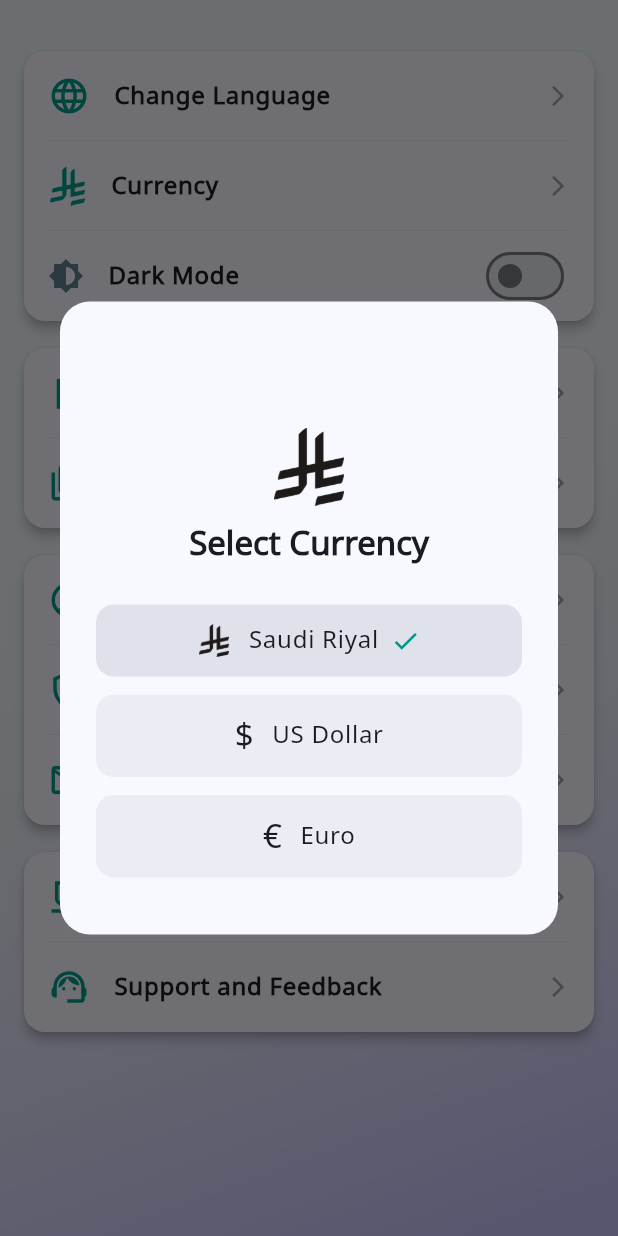
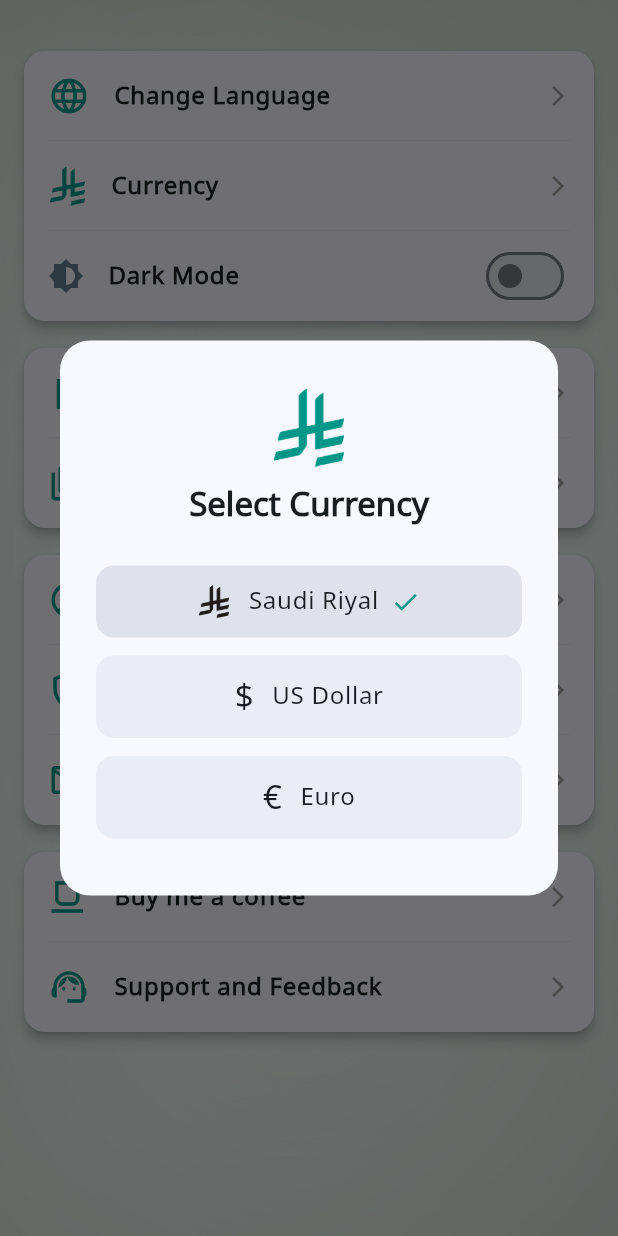
Before and after one commit to WnEx77/jaibee1, a Flutter app: the ProfileScreen screen opened directly, after a tap on "Currency", on a phone screen of 412 x 824 dp. Run offline on Flutter 3.47's test engine with Material 3 defaults, Android fonts, the phone set to English and light mode, and no system bars; our stand-ins replace another_flushbar, connectivity_plus, fl_chart, hive, hive_flutter, lottie and 5 more; missing offline and left inert: flutter_inappwebview, month_year_picker; accounts and stored records are empty; Roboto replaces fonts that are missing (Cairo).

Commit message:
backgroung enhancments, currency picker enhancments

```diff
--- a/lib/features/profile/profile.dart
+++ b/lib/features/profile/profile.dart
@@ -174,6 +174,13 @@
     final prefs = await SharedPreferences.getInstance();
     String currentCode = prefs.getString('currency_code') ?? 'SAR';
 
+    // Always show Saudi Riyal symbol with teal color
+    final saudiRiyal = supportedCurrencies.firstWhere(
+      (c) => c.code == 'SAR',
+      orElse: () => supportedCurrencies.first,
+    );
+    final saudiAsset = saudiRiyal.getAsset(isDarkMode: Theme.of(context).brightness == Brightness.dark);
+
     showDialog(
       context: context,
       builder: (_) => Dialog(
@@ -185,35 +192,18 @@
             child: Column(
               mainAxisSize: MainAxisSize.min,
               children: [
-                Icon(
-                  supportedCurrencies
-                              .firstWhere(
-                                (c) => c.code == currentCode,
-                                orElse: () => supportedCurrencies.first,
-                              )
-                              .asset !=
-                          null
-                      ? null
-                      : Icons.attach_money,
-                  size: 52,
-                  color: Theme.of(context).colorScheme.primary,
-                ),
-                if (supportedCurrencies
-                        .firstWhere(
-                          (c) => c.code == currentCode,
-                          orElse: () => supportedCurrencies.first,
-                        )
-                        .asset !=
-                    null)
+                if (saudiAsset != null)
                   Image.asset(
-                    supportedCurrencies
-                        .firstWhere(
-                          (c) => c.code == currentCode,
-                          orElse: () => supportedCurrencies.first,
-                        )
-                        .asset!,
+                    saudiAsset,
                     width: 52,
                     height: 52,
+                    color: Colors.teal,
+                  )
+                else
+                  Icon(
+                    Icons.attach_money,
+                    size: 52,
+                    color: Colors.teal,
                   ),
                 const SizedBox(height: 12),
                 Text(
@@ -264,8 +254,11 @@
     required AppCurrency currency,
     required bool isSelected,
     required VoidCallback onTap,
-    String? localizedName, // <-- Add this parameter
+    String? localizedName,
   }) {
+    final isDark = Theme.of(context).brightness == Brightness.dark;
+    final asset = currency.getAsset(isDarkMode: isDark);
+
     return InkWell(
       borderRadius: BorderRadius.circular(12),
       onTap: onTap,
@@ -281,8 +274,8 @@
           child: Row(
             mainAxisAlignment: MainAxisAlignment.center,
             children: [
-              currency.asset != null
-                  ? Image.asset(currency.asset!, width: 22, height: 22)
+              asset != null
+                  ? Image.asset(asset, width: 22, height: 22)
                   : Text(currency.symbol, style: const TextStyle(fontSize: 22)),
               const SizedBox(width: 12),
               Text(
@@ -320,8 +313,8 @@
     final currency = getCurrencyByCode(code);
 
     // Use theme from context for dark mode
-    final isDark = Theme.of(context).brightness == Brightness.dark;
-    final asset = currency.getAsset(isDarkMode: isDark);
+    // final isDark = Theme.of(context).brightness == Brightness.dark;
+    final asset = currency.getAsset();
     if (asset != null) {
       return Image.asset(asset, width: 26, height: 26, color: Colors.teal);
     } else {
--- a/lib/shared/widgets/app_background.dart
+++ b/lib/shared/widgets/app_background.dart
@@ -17,7 +17,7 @@
               image: AssetImage(
                 isDarkMode
                     ? 'assets/images/background3.png' // dark mode
-                    : 'assets/images/background.png', // light mode
+                    : 'assets/images/background5.png', // light mode
               ),
               fit: BoxFit.cover,
             ),
```
Also changed, not shown: assets/images/background4.png (added), assets/images/background5.png (added).
